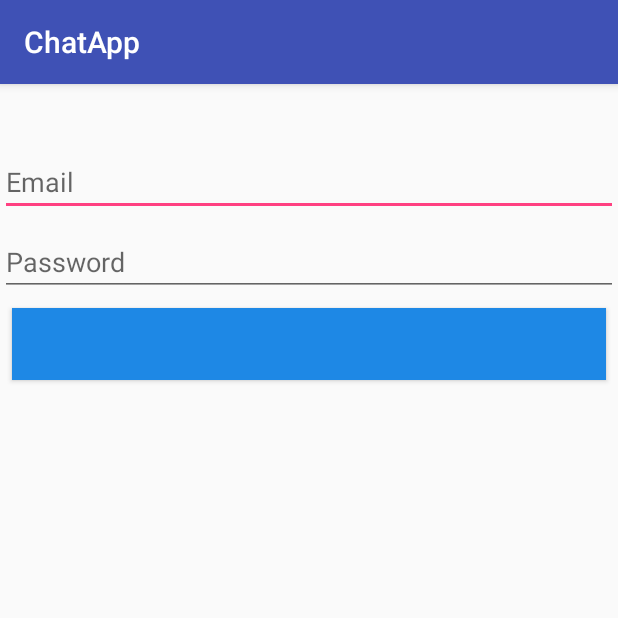
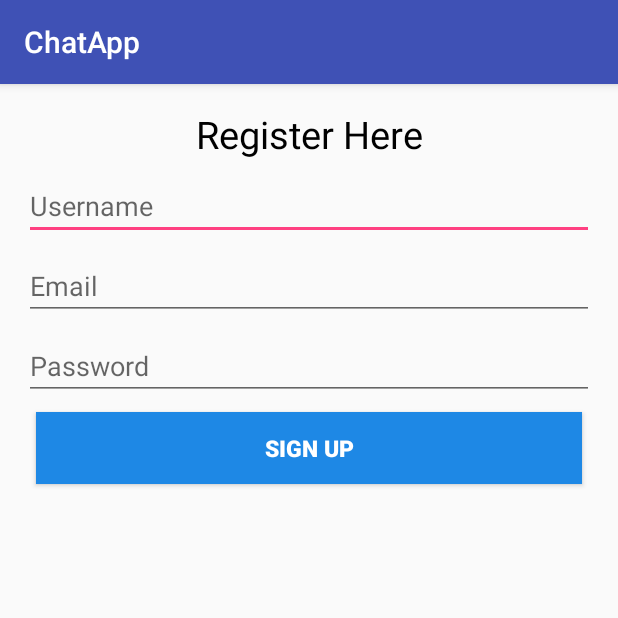
Before and after one commit to ProjectAlpha18/Chat-App, an Android app: the RegisterUserAlert screen opened directly, with no data from a screen before it, on a phone screen of 412 x 824 dp, the top half of it. Run offline under Robolectric (Android 15) with nearby library versions, the light colour scheme and no system bars; our stand-ins replace Firebase (no records; nobody signed in at launch, a user with empty details on screens opened directly).

Commit message:
minor changes

```diff
--- a/app/src/main/java/com/example/android/chatapp/RegisterUserAlert.java
+++ b/app/src/main/java/com/example/android/chatapp/RegisterUserAlert.java
@@ -20,7 +20,7 @@ import com.google.firebase.database.FirebaseDatabase;
 public class RegisterUserAlert extends AppCompatActivity {
 
     private FirebaseAuth mAuth;
-    private EditText editTextEmail,editTextPassword;
+    private EditText editTextEmail,editTextPassword,editTextUsername;
     private Button signUpButton;
 
     @Override
@@ -28,6 +28,7 @@ public class RegisterUserAlert extends AppCompatActivity {
         super.onCreate(savedInstanceState);
         setContentView(R.layout.activity_register_user_alert);
 
+        editTextUsername = findViewById(R.id.etUsername);
         editTextEmail = findViewById(R.id.etEmail);
         editTextPassword = findViewById(R.id.etPassword);
         signUpButton = findViewById(R.id.bSignUp);
@@ -43,8 +44,24 @@ public class RegisterUserAlert extends AppCompatActivity {
     }
 
     private void registerUser() {
+        final String username = editTextUsername.getText().toString().trim();
         final String email = editTextEmail.getText().toString().trim();
         String password = editTextPassword.getText().toString().trim();
+
+        if (username.isEmpty()) {
+            editTextEmail.setError(getString(R.string.input_error_username));
+            editTextEmail.requestFocus();
+            //progressBar.setVisibility(View.GONE);
+            return;
+        }
+
+        if (!Patterns.EMAIL_ADDRESS.matcher(username).matches()) {
+            editTextEmail.setError(getString(R.string.input_error_username_invalid));
+            editTextEmail.requestFocus();
+            //progressBar.setVisibility(View.GONE);
+            return;
+        }
+
 
         if (email.isEmpty()) {
             editTextEmail.setError(getString(R.string.input_error_email));
@@ -83,7 +100,7 @@ public class RegisterUserAlert extends AppCompatActivity {
 
                         if (task.isSuccessful()) {
 
-                            User user = new User(email);
+                            User user = new User(email,username);
 
                             FirebaseDatabase.getInstance().getReference("Users")
                                     .child(FirebaseAuth.getInstance().getCurrentUser().getUid())
--- a/app/src/main/java/com/example/android/chatapp/SignInActivity.java
+++ b/app/src/main/java/com/example/android/chatapp/SignInActivity.java
@@ -91,12 +91,13 @@ public class SignInActivity extends AppCompatActivity {
                         else {
                             progressBar.setVisibility(View.GONE);
                             Toast.makeText(SignInActivity.this, getString(R.string.logIn_failed), Toast.LENGTH_LONG).show();
+
                             AlertDialog.Builder mBuilder = new AlertDialog.Builder(SignInActivity.this);
                             View mView = getLayoutInflater().inflate(R.layout.activity_register_user_alert, null);
-
                             mBuilder.setView(mView);
                             AlertDialog dialog = mBuilder.create();
                             dialog.show();
+
                         }
                     }
                 });
--- a/app/src/main/java/com/example/android/chatapp/User.java
+++ b/app/src/main/java/com/example/android/chatapp/User.java
@@ -1,16 +1,17 @@
 package com.example.android.chatapp;
 
 public class User {
-    public String email, displayPictureLink;
+    public String email, username, displayPictureLink;
 
 
     public User(){
 
     }
 
-    public User(String email)
+    public User(String email,String username)
     {
         this.email = email;
+        this.username = username;
         this.displayPictureLink = "https://firebasestorage.googleapis.com/v0/b/chatapp-5d2d8.appspot.com/o/deadmau5_facebook_dp_by_earcl01-d4lnn7f.jpg?alt=media&token=7e61a2d1-22fa-42dc-801a-438785eb3468";
     }
 }
--- a/app/src/main/res/layout/activity_register_user_alert.xml
+++ b/app/src/main/res/layout/activity_register_user_alert.xml
@@ -3,9 +3,9 @@
     xmlns:app="http://schemas.android.com/apk/res-auto"
     xmlns:tools="http://schemas.android.com/tools"
     android:layout_width="match_parent"
-    android:layout_height="match_parent"
-    tools:context=".RegisterUserAlert"
-    tools:layout_editor_absoluteY="81dp">
+    android:layout_height="wrap_content"
+    android:layout_margin="16dp"
+    tools:context=".RegisterUserAlert">
 
     <LinearLayout
         android:layout_width="match_parent"
@@ -18,11 +18,20 @@
             android:layout_height="0dp"
             android:layout_marginBottom="8dp"
             android:layout_weight="1"
+            android:text="Register Here"
             android:textAlignment="center"
             android:textColor="@color/black"
-            android:textSize="25sp"
-            tools:text="Register here" />
+            android:textSize="25sp" />
 
+
+        <EditText
+            android:id="@+id/etUsername"
+            android:layout_width="match_parent"
+            android:layout_height="0dp"
+            android:layout_weight="1"
+            android:hint="Username"
+            android:layout_marginBottom="8dp"
+            android:inputType="text"/>
 
         <EditText
             android:id="@+id/etRegisterEmail"
@@ -30,7 +39,6 @@
             android:layout_height="0dp"
             android:layout_weight="1"
             android:layout_marginBottom="8dp"
-            android:ems="10"
             android:hint="Email"
             android:inputType="textEmailAddress" />
 
@@ -39,7 +47,6 @@
             android:layout_width="match_parent"
             android:layout_height="0dp"
             android:layout_weight="1"
-            android:ems="10"
             android:hint="Password"
             android:inputType="textPassword" />
 
@@ -54,7 +61,7 @@
             android:textColor="@color/white"
             android:textSize="15sp"
             android:textStyle="bold"
-            tools:text="Sign Up" />
+            android:text="Sign Up" />
 
     </LinearLayout>
 
--- a/app/src/main/res/values/strings.xml
+++ b/app/src/main/res/values/strings.xml
@@ -15,6 +15,8 @@
     <string name="input_error_password_length">Password should be atleast 6 characters long</string>
     <string name="registration_success">Registered Successfully!</string>
     <string name="input_error_email_invalid">Enter a valid email</string>
+    <string name="input_error_username">Username required</string>
+    <string name="input_error_username_invalid">Username already taken!</string>
     <string name="logIn_success">Logged In Successfully!</string>
     <string name="logIn_failed">User not found, Register here.</string>
 </resources>
```
